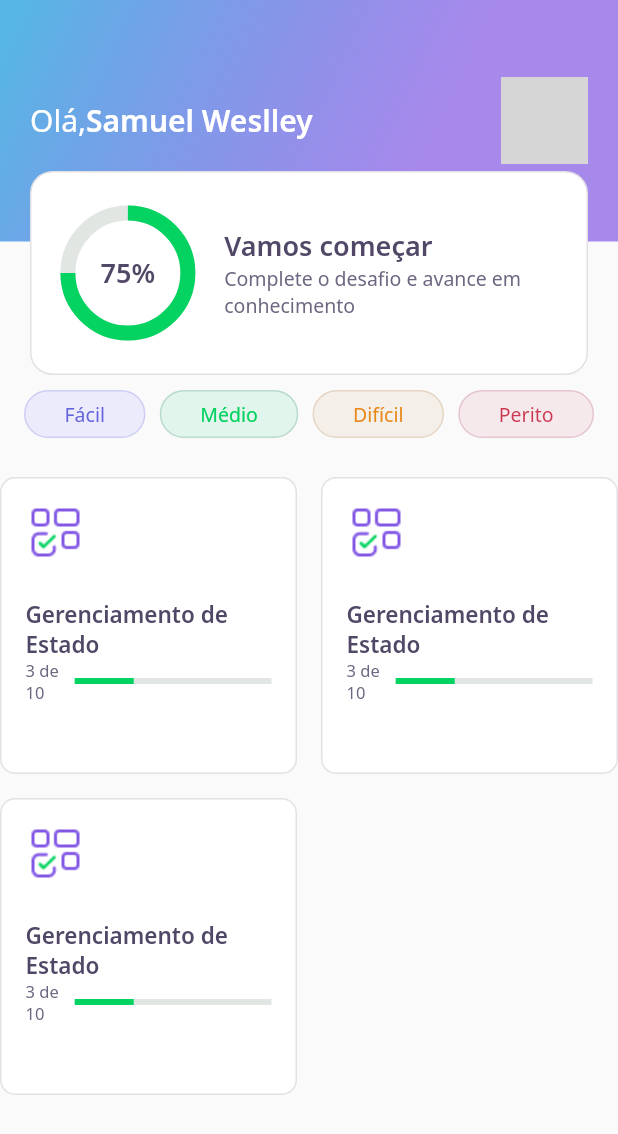
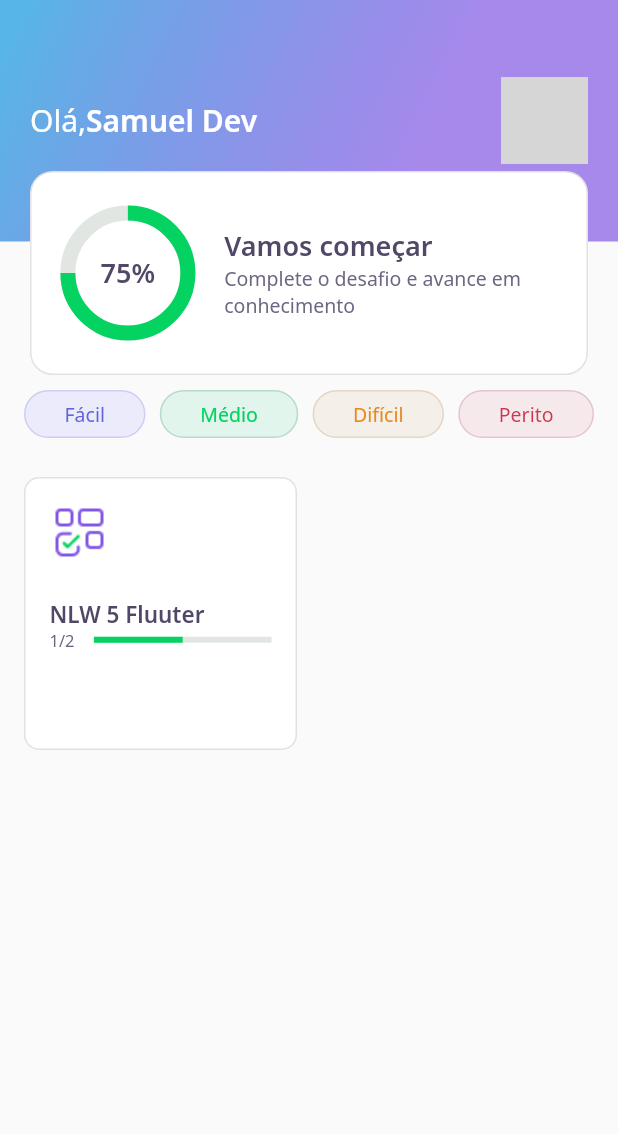
Before and after one commit to SamuWesll/NLW-5_Flutter, a Flutter app: the HomePage screen opened directly, on a phone screen of 412 x 824 dp. Shown: the top 1134 px of the screen. Run offline on Flutter 3.47's test engine with Material 2 defaults, Android fonts, the phone set to English and light mode, and no system bars; our stand-ins replace google_fonts; accounts and stored records are empty; network calls fail; grey boxes are pictures that could not be loaded.

```diff
--- /dev/null
+++ b/database/user.json
@@ -0,0 +1,5 @@
+{
+    "name": "Samuel Dev",
+    "score": 75,
+    "photoUrl": "https://avatars.githubusercontent.com/u/47816511?s=400&u=7b51046cf06cbf8ffee42546e04a10e71bee3e58&v=4"
+}
--- a/lib/core/app_widget.dart
+++ b/lib/core/app_widget.dart
@@ -7,7 +7,7 @@ class AppWidget extends StatelessWidget {
   Widget build(BuildContext context) {
     return MaterialApp(
       title: "DevQuiz",
-      home: ChallengePage(),
+      home: HomePage(),
     );
   }
 }
--- /dev/null
+++ b/lib/home/home_controller.dart
@@ -0,0 +1,29 @@
+import 'package:devquiz/home/home_repository.dart';
+import 'package:devquiz/home/home_state.dart';
+import 'package:devquiz/shared/models/quiz_model.dart';
+import 'package:devquiz/shared/models/user_model.dart';
+import 'package:flutter/foundation.dart';
+
+class HomeController {
+  final stateNotifier = ValueNotifier<HomeState>(HomeState.empty);
+
+  set state(HomeState state) => stateNotifier.value = state;
+  HomeState get state => stateNotifier.value;
+
+  UserModel user;
+  List<QuizModel> quizzes;
+
+  final repository = HomeRepository();
+
+  void getUser() async {
+    state = HomeState.loading;
+    user = await repository.getUser();
+    state = HomeState.success;
+  }
+
+  void getQuizzes() async {
+    state = HomeState.loading;
+    quizzes = await repository.getQuizzes();
+    state = HomeState.success;
+  }
+}
--- a/lib/home/home_page.dart
+++ b/lib/home/home_page.dart
@@ -1,3 +1,7 @@
+import 'package:devquiz/challenge/widgets/quiz/quiz_widget.dart';
+import 'package:devquiz/core/app_colors.dart';
+import 'package:devquiz/home/home_controller.dart';
+import 'package:devquiz/home/home_state.dart';
 import 'package:devquiz/home/widgets/appbar/app_bar_widget.dart';
 import 'package:devquiz/home/widgets/level_button/level_button_widget.dart';
 import 'package:devquiz/home/widgets/quiz_card/quiz_card_widget.dart';
@@ -11,14 +15,28 @@ class HomePage extends StatefulWidget {
 }
 
 class _HomePageState extends State<HomePage> {
+  final controller = HomeController();
+
+  @override
+  void initState() {
+    super.initState();
+    controller.getUser();
+    controller.getQuizzes();
+    controller.stateNotifier.addListener(() {
+      setState(() {});
+    });
+  }
+
   @override
   Widget build(BuildContext context) {
+    if (controller.state == HomeState.success) {
       return Scaffold(
-        appBar: AppBarWidget(),
+          appBar: AppBarWidget(user: controller.user),
           body: Column(
             children: [
               Padding(
-              padding: const EdgeInsets.symmetric(horizontal: 16, vertical: 10),
+                padding:
+                    const EdgeInsets.symmetric(horizontal: 16, vertical: 10),
                 child: Row(
                   mainAxisAlignment: MainAxisAlignment.spaceBetween,
                   children: [
@@ -31,18 +49,33 @@ class _HomePageState extends State<HomePage> {
               ),
               SizedBox(height: 16),
               Expanded(
+                child: Padding(
+                  padding: const EdgeInsets.symmetric(horizontal: 16),
                   child: GridView.count(
                     crossAxisSpacing: 16,
                     mainAxisSpacing: 16,
                     crossAxisCount: 2,
-                children: [
-                  QuizCardWidget(),
-                  QuizCardWidget(),
-                  QuizCardWidget(),
-                ],
+                    children: controller.quizzes
+                        .map((e) => QuizCardWidget(
+                              title: e.title,
+                              completed:
+                                  "${e.questionAnswered}/${e.questions.length}",
+                              percent: e.questionAnswered / e.questions.length,
+                            ))
+                        .toList(),
+                  ),
                 ),
               )
             ],
           ));
+    } else {
+      return Scaffold(
+        body: Center(
+          child: CircularProgressIndicator(
+            valueColor: AlwaysStoppedAnimation<Color>(AppColors.darkGreen),
+          ),
+        ),
+      );
     }
   }
+}
--- /dev/null
+++ b/lib/home/home_state.dart
@@ -0,0 +1 @@
+enum HomeState { success, loading, error, empty }
--- a/lib/home/widgets/appbar/app_bar_widget.dart
+++ b/lib/home/widgets/appbar/app_bar_widget.dart
@@ -1,10 +1,12 @@
 import 'package:devquiz/core/app_gradients.dart';
 import 'package:devquiz/core/app_text_styles.dart';
 import 'package:devquiz/home/widgets/score_card/score_card_card.dart';
+import 'package:devquiz/shared/models/user_model.dart';
 import 'package:flutter/material.dart';
 
 class AppBarWidget extends PreferredSize {
-  AppBarWidget()
+  final UserModel user;
+  AppBarWidget({@required this.user})
       : super(
           preferredSize: Size.fromHeight(250),
           child: Container(
@@ -24,8 +26,7 @@ class AppBarWidget extends PreferredSize {
                           style: AppTextStyles.title,
                           children: [
                             TextSpan(
-                                text: "Samuel Weslley",
-                                style: AppTextStyles.titleBold)
+                                text: user.name, style: AppTextStyles.titleBold)
                           ])),
                       Container(
                         width: 58,
@@ -34,7 +35,8 @@ class AppBarWidget extends PreferredSize {
                             borderRadius: BorderRadius.circular(10),
                             image: DecorationImage(
                               image: NetworkImage(
-                                  "https://avatars.githubusercontent.com/u/47816511?s=400&u=7b51046cf06cbf8ffee42546e04a10e71bee3e58&v=4"),
+                                user.photoUrl,
+                              ),
                             )),
                       )
                     ],
--- a/lib/home/widgets/quiz_card/quiz_card_widget.dart
+++ b/lib/home/widgets/quiz_card/quiz_card_widget.dart
@@ -5,7 +5,16 @@ import 'package:devquiz/shared/widgets/process_indicator/process_indicator_widge
 import 'package:flutter/material.dart';
 
 class QuizCardWidget extends StatelessWidget {
-  const QuizCardWidget({key}) : super(key: key);
+  final String title;
+  final String completed;
+  final double percent;
+
+  const QuizCardWidget({
+    key,
+    @required this.title,
+    @required this.completed,
+    @required this.percent,
+  }) : super(key: key);
 
   @override
   Widget build(BuildContext context) {
@@ -26,7 +35,7 @@ class QuizCardWidget extends StatelessWidget {
           ),
           SizedBox(height: 24),
           Text(
-            "Gerenciamento de Estado",
+            title,
             style: AppTextStyles.heading15,
           ),
           Row(
@@ -34,14 +43,14 @@ class QuizCardWidget extends StatelessWidget {
               Expanded(
                 flex: 1,
                 child: Text(
-                  "3 de 10",
+                  completed,
                   style: AppTextStyles.body11,
                 ),
               ),
               Expanded(
                 flex: 4,
                 child: ProcessIndicatoWidget(
-                  value: .3,
+                  value: percent,
                 ),
               )
             ],
--- /dev/null
+++ b/lib/shared/models/quiz_model.dart
@@ -0,0 +1,67 @@
+import 'dart:convert';
+
+import 'package:flutter/material.dart';
+
+import 'package:devquiz/shared/models/question_model.dart';
+
+enum Level { facil, medio, dificil, perito }
+
+extension LevelStringExt on String {
+  Level get parce => {
+        "facil": Level.facil,
+        "medio": Level.medio,
+        "dificil": Level.dificil,
+        "perito": Level.perito
+      }[this];
+}
+
+extension LevelExt on Level {
+  String get parse => {
+        Level.facil: "facil",
+        Level.medio: "medio",
+        Level.dificil: "dificil",
+        Level.perito: "perito"
+      }[this];
+}
+
+class QuizModel {
+  final String title;
+  final List<QuestionModel> questions;
+  final int questionAnswered;
+  final String imagem;
+  final Level level;
+
+  QuizModel({
+    @required this.title,
+    this.questions,
+    this.questionAnswered,
+    @required this.imagem,
+    @required this.level,
+  });
+
+  Map<String, dynamic> toMap() {
+    return {
+      'title': title,
+      'questions': questions?.map((x) => x.toMap())?.toList(),
+      'questionAnswered': questionAnswered,
+      'imagem': imagem,
+      'level': level.parse,
+    };
+  }
+
+  factory QuizModel.fromMap(Map<String, dynamic> map) {
+    return QuizModel(
+      title: map['title'],
+      questions: List<QuestionModel>.from(
+          map['questions']?.map((x) => QuestionModel.fromMap(x))),
+      questionAnswered: map['questionAnswered'],
+      imagem: map['imagem'],
+      level: map['level'].toString().parce,
+    );
+  }
+
+  String toJson() => json.encode(toMap());
+
+  factory QuizModel.fromJson(String source) =>
+      QuizModel.fromMap(json.decode(source));
+}
--- /dev/null
+++ b/lib/shared/models/user_model.dart
@@ -0,0 +1,34 @@
+import 'dart:convert';
+
+class UserModel {
+  final String name;
+  final String photoUrl;
+  final int score;
+
+  UserModel({
+    this.name,
+    this.photoUrl,
+    this.score = 0,
+  });
+
+  Map<String, dynamic> toMap() {
+    return {
+      'name': name,
+      'photoUrl': photoUrl,
+      'score': score,
+    };
+  }
+
+  factory UserModel.fromMap(Map<String, dynamic> map) {
+    return UserModel(
+      name: map['name'],
+      photoUrl: map['photoUrl'],
+      score: map['score'],
+    );
+  }
+
+  String toJson() => json.encode(toMap());
+
+  factory UserModel.fromJson(String source) =>
+      UserModel.fromMap(json.decode(source));
+}
--- a/pubspec.yaml
+++ b/pubspec.yaml
@@ -17,4 +17,5 @@ dev_dependencies:
 flutter:
   assets:
     - assets/images/
+    - database/
   uses-material-design: true
```
Also changed, not shown: database/quizzes.json (added, +27 -0 lines), lib/home/home_repository.dart (added, +20 -0 lines), lib/shared/models/awnser_model.dart (added, +27 -0 lines), lib/shared/models/question_model.dart (added, +30 -0 lines). Lines whose indentation alone changed are shown as unchanged.
